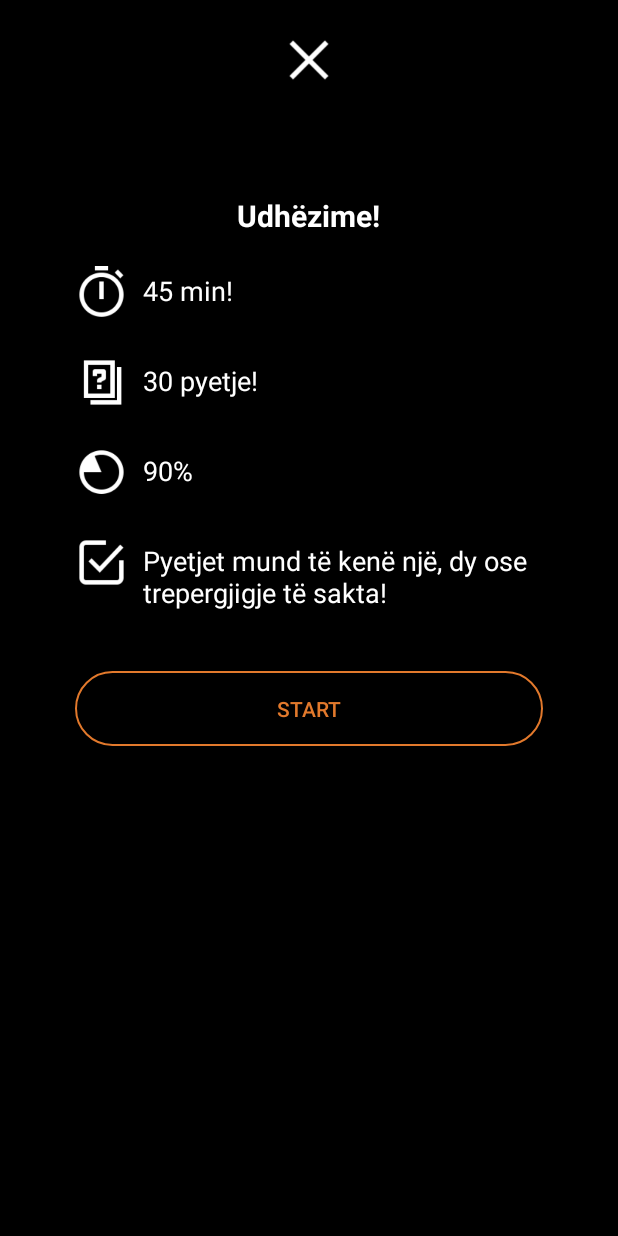
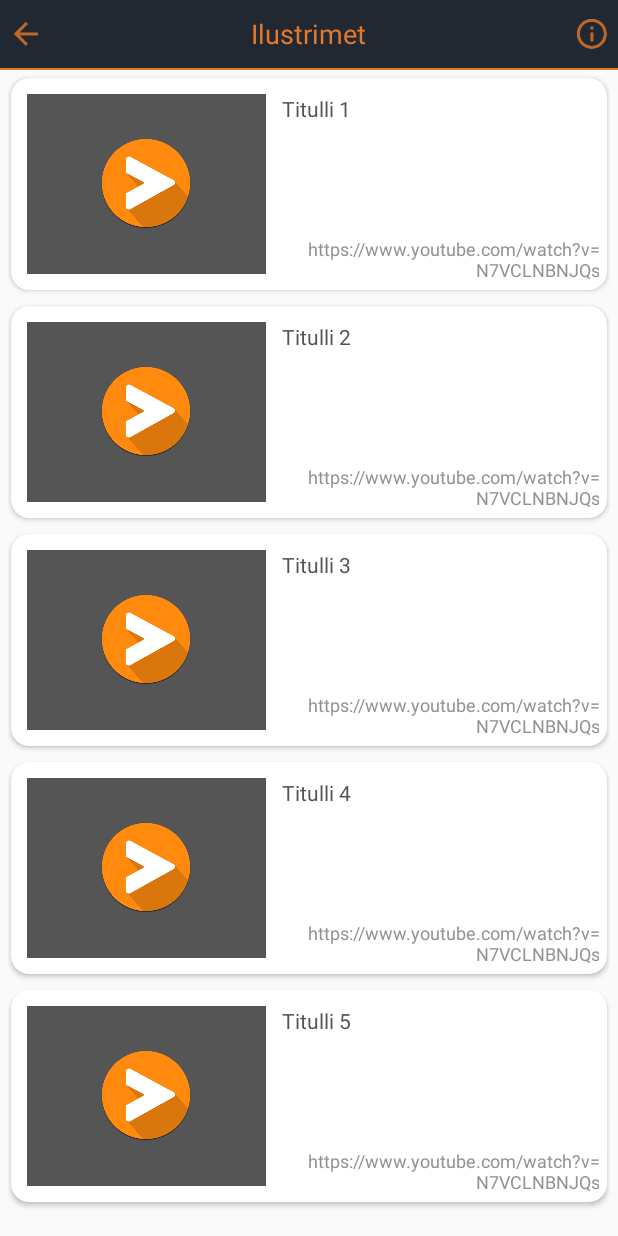
Before and after one commit to grannitsejdiu/Autoshkolla, an Android app: the screen it shows after launch (TestUdhezime_Activity before the commit, Ilustrimet_Activity after it), after a tap on "ILUSTRIMET", on a phone screen of 412 x 824 dp. Run offline under Robolectric (Android 15) with nearby library versions, the phone set to English and light mode, and no system bars; libraries missing offline, so code that uses them is left out: com.loopj.android, cz.msebera.android, junit.framework; 1 statement that could not run was skipped.

Commit message:
Added Ilustrimet_Activity and Edited some bugs in other Activities.

```diff
--- a/app/build.gradle
+++ b/app/build.gradle
@@ -37,6 +37,7 @@ dependencies {
     compile 'com.google.code.gson:gson:2.2.4'
     compile 'com.squareup.picasso:picasso:2.5.2'
     compile 'com.github.mmin18:realtimeblurview:1.0.6'
+    compile 'io.realm:realm-android:0.84.1'
     testCompile 'junit:junit:4.12'
 
 }
--- a/app/src/main/AndroidManifest.xml
+++ b/app/src/main/AndroidManifest.xml
@@ -65,7 +65,10 @@
             android:name=".BlurryBackgrounds_Activities.AlertWindow_Activity"
             android:screenOrientation="portrait"
             android:theme="@style/Theme.Transparent" />
-        <activity android:name=".LaunchActivities.LaunchActivity"></activity>
+        <activity android:name=".LaunchActivities.LaunchActivity" />
+
+        <activity android:name=".Ilustrimet.Ilustrimet_Activity"
+            android:screenOrientation="portrait"/>
     </application>
 
 </manifest>
--- a/app/src/main/java/com/example/admin/autoshkolla/BlurryBackgrounds_Activities/BlurRecyclerView_Activity.java
+++ b/app/src/main/java/com/example/admin/autoshkolla/BlurryBackgrounds_Activities/BlurRecyclerView_Activity.java
@@ -56,6 +56,7 @@ public class BlurRecyclerView_Activity extends AppCompatActivity {
         });
 
         recyclerView= (RecyclerView) findViewById(R.id.recycler_view_Blur);
+        recyclerView.setHasFixedSize(true);
         layoutManager = new LinearLayoutManager(this,LinearLayoutManager.HORIZONTAL,false);
         recyclerView.setLayoutManager(layoutManager);
 
@@ -64,7 +65,7 @@ public class BlurRecyclerView_Activity extends AppCompatActivity {
         Subgroup s = This.groups.get(2).subgroups().get(index);
         int scrollPostion = getIntent().getIntExtra("scrollPosition",0);
 
-        adapter = new BlurRecyclerView_Adapter(s.signs, getApplicationContext());
+        adapter = new BlurRecyclerView_Adapter(s.signs, getApplicationContext(),this);
         recyclerView.setAdapter(adapter);
 
         recyclerView.scrollToPosition(scrollPostion);
--- a/app/src/main/java/com/example/admin/autoshkolla/BlurryBackgrounds_Activities/BlurRecyclerView_Adapter.java
+++ b/app/src/main/java/com/example/admin/autoshkolla/BlurryBackgrounds_Activities/BlurRecyclerView_Adapter.java
@@ -6,6 +6,7 @@ import android.view.LayoutInflater;
 import android.view.View;
 import android.view.ViewGroup;
 import android.widget.ImageView;
+import android.widget.LinearLayout;
 import android.widget.TextView;
 
 import com.example.admin.autoshkolla.Models.Sign;
@@ -20,10 +21,12 @@ public class BlurRecyclerView_Adapter extends RecyclerView.Adapter<BlurRecyclerV
 
     public List<Sign> signs = new ArrayList<>();
     public Context context;
+    BlurRecyclerView_Activity activity;
 
-    public  BlurRecyclerView_Adapter(List<Sign> ss, Context c){
+    public  BlurRecyclerView_Adapter(List<Sign> ss, Context c,BlurRecyclerView_Activity activity){
         signs = ss;
         context = c;
+        this.activity = activity;
     }
     @Override
     public ViewHolder onCreateViewHolder(ViewGroup parent, int viewType) {
@@ -35,15 +38,29 @@ public class BlurRecyclerView_Adapter extends RecyclerView.Adapter<BlurRecyclerV
     @Override
     public void onBindViewHolder(ViewHolder holder, int position) {
         Sign s = signs.get(position);
-        holder.title.setText(s.name);
+        if(holder.title == null){
+            holder.title.setVisibility(View.GONE);
+        }else {
+            holder.title.setText(s.name);
+        }
 
         holder.imageView.setImageResource(R.drawable.imageplaceholder);
-        holder.description.setText(s.description);
+        if(holder.description == null){
+            holder.description.setText(" ");
+        }else {
+            holder.description.setText(s.description);
+        }
+
         if (s.imager != null){
             Picasso.with(context).load(s.imager.getUrl()).into(holder.imageView);
         }
 
-
+        holder.parent.setOnClickListener(new View.OnClickListener() {
+            @Override
+            public void onClick(View view) {
+                activity.onBackPressed();
+            }
+        });
     }
 
     @Override
@@ -52,6 +69,7 @@ public class BlurRecyclerView_Adapter extends RecyclerView.Adapter<BlurRecyclerV
     }
 
     public class ViewHolder extends RecyclerView.ViewHolder {
+        public LinearLayout parent;
         public ImageView imageView;
         public TextView title;
         public TextView description;
@@ -60,6 +78,7 @@ public class BlurRecyclerView_Adapter extends RecyclerView.Adapter<BlurRecyclerV
             imageView = (ImageView) itemView.findViewById(R.id.shenjat_Policit_Image);
             title = (TextView) itemView.findViewById(R.id.shenjat_Policit_Title);
             description = (TextView) itemView.findViewById(R.id.shenjat_Policit_Description);
+            parent = (LinearLayout) itemView.findViewById(R.id.card_view_parent);
         }
     }
 }
--- /dev/null
+++ b/app/src/main/java/com/example/admin/autoshkolla/Ilustrimet/Ilustrimet_Activity.java
@@ -0,0 +1,39 @@
+package com.example.admin.autoshkolla.Ilustrimet;
+
+import android.support.v7.app.AppCompatActivity;
+import android.os.Bundle;
+import android.support.v7.widget.LinearLayoutManager;
+import android.support.v7.widget.RecyclerView;
+import android.view.View;
+import android.widget.Button;
+
+import com.example.admin.autoshkolla.MainActivitiy.Autoshkolla_MainRecyclerAdapter;
+import com.example.admin.autoshkolla.R;
+
+public class Ilustrimet_Activity extends AppCompatActivity {
+    RecyclerView recyclerView;
+    RecyclerView.LayoutManager layoutManager;
+    RecyclerView.Adapter adapter;
+
+    Button backbutton;
+
+    @Override
+    protected void onCreate(Bundle savedInstanceState) {
+        super.onCreate(savedInstanceState);
+        setContentView(R.layout.activity_ilustrimet_);
+
+        recyclerView= (RecyclerView) findViewById(R.id.recyclerView_Ilustrimet);
+        layoutManager = new LinearLayoutManager(this,LinearLayoutManager.VERTICAL,false);
+        recyclerView.setLayoutManager(layoutManager);
+        adapter = new Ilustrimet_RecyclerAdapter();
+        recyclerView.setAdapter(adapter);
+
+        backbutton = (Button) findViewById(R.id.ilustrimet_FormBackButton);
+        backbutton.setOnClickListener(new View.OnClickListener() {
+            @Override
+            public void onClick(View view) {
+                Ilustrimet_Activity.super.onBackPressed();
+            }
+        });
+    }
+}
--- /dev/null
+++ b/app/src/main/java/com/example/admin/autoshkolla/Ilustrimet/Ilustrimet_RecyclerAdapter.java
@@ -0,0 +1,60 @@
+package com.example.admin.autoshkolla.Ilustrimet;
+
+import android.content.Intent;
+import android.net.Uri;
+import android.support.v7.widget.RecyclerView;
+import android.view.LayoutInflater;
+import android.view.View;
+import android.view.ViewGroup;
+import android.widget.ImageView;
+import android.widget.TextView;
+
+import com.example.admin.autoshkolla.R;
+
+
+public class Ilustrimet_RecyclerAdapter extends RecyclerView.Adapter<Ilustrimet_RecyclerAdapter.ViewHolder> {
+
+    private String[] title = {"Titulli 1", "Titulli 2","Titulli 3","Titulli 4","Titulli 5"};
+
+    @Override
+    public ViewHolder onCreateViewHolder(ViewGroup parent, int viewType) {
+        View view = LayoutInflater.from(parent.getContext()).inflate(R.layout.cardview_ilustrimet, parent,false);
+        Ilustrimet_RecyclerAdapter.ViewHolder ilustrimetViewHolder =
+                new Ilustrimet_RecyclerAdapter.ViewHolder(view);
+        return ilustrimetViewHolder;
+    }
+
+    @Override
+    public void onBindViewHolder(ViewHolder holder, int position) {
+        holder.cardviewItemTitle.setText(title[position]);
+        holder.getCardviewItemDescription.setText("https://www.youtube.com/watch?v=N7VCLNBNJQs");
+        holder.cardviewItemImage.setImageResource(R.color.titleColor);
+    }
+
+    @Override
+    public int getItemCount() {
+        return title.length;
+    }
+
+    public class ViewHolder extends RecyclerView.ViewHolder {
+        public ImageView cardviewItemImage;
+        public TextView cardviewItemTitle;
+        public TextView getCardviewItemDescription;
+
+        public ViewHolder(View itemView) {
+            super(itemView);
+
+            cardviewItemImage = (ImageView) itemView.findViewById(R.id.ilustrimet_Image);
+            cardviewItemTitle = (TextView) itemView.findViewById(R.id.ilustrimet_Title);
+            getCardviewItemDescription = (TextView) itemView.findViewById(R.id.ilustrimet_Description);
+
+            itemView.setOnClickListener(new View.OnClickListener() {
+                @Override
+                public void onClick(View view) {
+                   view.getContext().startActivity(new Intent(Intent.ACTION_VIEW,
+                           Uri.parse("https://www.youtube.com/watch?v=N7VCLNBNJQs")));
+                }
+            });
+        }
+    }
+}
--- a/app/src/main/java/com/example/admin/autoshkolla/MainActivitiy/Autoshkolla_MainActivity.java
+++ b/app/src/main/java/com/example/admin/autoshkolla/MainActivitiy/Autoshkolla_MainActivity.java
@@ -1,5 +1,7 @@
 package com.example.admin.autoshkolla.MainActivitiy;
 
+import android.content.Context;
+import android.content.SharedPreferences;
 import android.support.v7.app.AppCompatActivity;
 import android.os.Bundle;
 import android.support.v7.widget.LinearLayoutManager;
@@ -19,6 +21,8 @@ import com.example.admin.autoshkolla.ServiceLayer.AllLayer;
 import com.example.admin.autoshkolla.ServiceLayer.ExamsLayer;
 import com.example.admin.autoshkolla.ServiceLayer.GroupsLayer;
 import com.example.admin.autoshkolla.ServiceLayer.ResponseData;
+import com.google.gson.Gson;
+import com.google.gson.reflect.TypeToken;
 
 import org.json.JSONArray;
 import org.json.JSONException;
@@ -67,6 +71,7 @@ public class Autoshkolla_MainActivity extends AppCompatActivity {
             }
         });
 
+
         recyclerView= (RecyclerView) findViewById(R.id.recyclerViewMain);
         layoutManager = new LinearLayoutManager(this,LinearLayoutManager.VERTICAL,false);
         recyclerView.setLayoutManager(layoutManager);
--- a/app/src/main/java/com/example/admin/autoshkolla/MainActivitiy/Autoshkolla_MainRecyclerAdapter.java
+++ b/app/src/main/java/com/example/admin/autoshkolla/MainActivitiy/Autoshkolla_MainRecyclerAdapter.java
@@ -10,6 +10,7 @@ import android.widget.TextView;
 
 import com.example.admin.autoshkolla.BlurryBackgrounds_Activities.AlertWindow_Activity;
 import com.example.admin.autoshkolla.BlurryBackgrounds_Activities.TestUdhezime_Activity;
+import com.example.admin.autoshkolla.Ilustrimet.Ilustrimet_Activity;
 import com.example.admin.autoshkolla.Ligjeratat.Ligjeratat_Activity;
 import com.example.admin.autoshkolla.Ligjeratat.Ligjeratat_RecyclerAdapter;
 import com.example.admin.autoshkolla.Nocionet.Nocionet_Activity;
@@ -89,7 +90,7 @@ public class Autoshkolla_MainRecyclerAdapter extends RecyclerView.Adapter<Autosh
                             view.getContext().startActivity(intent3);
                             break;
                         case 3:
-                            Intent intent4 = new Intent(view.getContext().getApplicationContext(), TestUdhezime_Activity.class);
+                            Intent intent4 = new Intent(view.getContext().getApplicationContext(), Ilustrimet_Activity.class);
                             view.getContext().startActivity(intent4);
                             break;
                         case 4:
--- a/app/src/main/java/com/example/admin/autoshkolla/Nocionet/Nocionet_RecyclerAdapter.java
+++ b/app/src/main/java/com/example/admin/autoshkolla/Nocionet/Nocionet_RecyclerAdapter.java
@@ -45,14 +45,13 @@ public class Nocionet_RecyclerAdapter extends RecyclerView.Adapter<Nocionet_Recy
         holder.nocionet_DescriptionTitle.setText(s.name);
         holder.nocionet_Description.setText(s.description);
 
-        holder.nocionet_Image.setImageResource(R.drawable.imageplaceholder);
+        holder.nocionet_Image.setVisibility(View.GONE);
 
         if ((s.imager != null) && (!s.imager.link.equals("")))
         {
+            holder.nocionet_Image.setVisibility(View.VISIBLE);
             Picasso.with(context).load(s.imager.getUrl()).into(holder.nocionet_Image);
         }
-
-
     }
 
     @Override
--- a/app/src/main/res/layout/activity_blur_recycler_view_.xml
+++ b/app/src/main/res/layout/activity_blur_recycler_view_.xml
@@ -22,7 +22,8 @@
         android:layout_marginEnd="5dp"
         android:layout_centerVertical="true"
         android:layout_width="match_parent"
-        android:layout_height="wrap_content"
+        android:layout_height="match_parent"
+        android:layout_below="@+id/backButtonBlurRecyclerView"
         android:orientation="horizontal" />
 
 
--- /dev/null
+++ b/app/src/main/res/layout/activity_ilustrimet_.xml
@@ -0,0 +1,79 @@
+<?xml version="1.0" encoding="utf-8"?>
+<RelativeLayout xmlns:android="http://schemas.android.com/apk/res/android"
+    xmlns:tools="http://schemas.android.com/tools"
+    xmlns:app="http://schemas.android.com/apk/res-auto"
+    android:id="@+id/nocionet_horizontal"
+    android:layout_width="match_parent"
+    android:layout_height="match_parent"
+    tools:context="com.example.admin.autoshkolla.SinjalizimiHorizontal.SinjalizimiHorizontalActivity">
+
+    <RelativeLayout
+        android:id="@+id/ilustrimet_FormToolbar"
+        android:layout_width="match_parent"
+        android:layout_height="45dp">
+
+        <android.support.v7.widget.Toolbar
+            android:background="@color/toolbarColor"
+            android:title="@string/app_name"
+            android:layout_width="match_parent"
+            android:layout_height="45dp">
+
+        </android.support.v7.widget.Toolbar>
+        <Button
+            android:id="@+id/ilustrimet_FormBackButton"
+            android:layout_width="24dp"
+            android:layout_height="24dp"
+            android:layout_marginLeft="5dp"
+            android:layout_marginStart="5dp"
+            android:layout_centerVertical="true"
+            android:background="@drawable/backbutton"
+            />
+
+        <Button
+            android:id="@+id/ilustrimet_FormInfo"
+            android:layout_width="24dp"
+            android:layout_height="24dp"
+            android:layout_marginRight="5dp"
+            android:layout_marginEnd="5dp"
+            android:layout_centerVertical="true"
+            android:layout_alignParentRight="true"
+            android:layout_alignParentEnd="true"
+            android:background="@drawable/image_info"
+            />
+
+        <TextView
+            android:id="@+id/ilustrimet_FormTitle"
+            android:layout_width="wrap_content"
+            android:layout_height="wrap_content"
+            android:layout_centerHorizontal="true"
+            android:layout_centerVertical="true"
+            android:layout_marginTop="5dp"
+            android:textColor="#E2792C"
+            android:text="Ilustrimet"
+            android:textSize="18sp" />
+    </RelativeLayout>
+    <View
+        android:id="@+id/ilustrimet_lineId_Form"
+        android:layout_below="@id/ilustrimet_FormToolbar"
+        android:layout_width="match_parent"
+        android:layout_height="1.5dp"
+        android:background="@color/colorAccent"/>
+
+    <android.support.design.widget.CoordinatorLayout
+        xmlns:android="http://schemas.android.com/apk/res/android"
+        xmlns:tools="http://schemas.android.com/tools"
+        xmlns:app="http://schemas.android.com/apk/res-auto"
+        android:layout_width="match_parent"
+        android:layout_height="match_parent"
+        tools:context="com.example.admin.autoshkolla.Testet.TestFormActivity"/>
+
+    <android.support.v7.widget.RecyclerView
+        android:layout_below="@id/ilustrimet_lineId_Form"
+        android:id="@+id/recyclerView_Ilustrimet"
+        android:paddingStart="5dp"
+        android:paddingEnd="5dp"
+        android:layout_width="match_parent"
+        android:layout_height="match_parent"
+        app:layout_behavior="@string/appbar_scrolling_view_behavior">
+    </android.support.v7.widget.RecyclerView>
+</RelativeLayout>
--- /dev/null
+++ b/app/src/main/res/layout/cardview_ilustrimet.xml
@@ -0,0 +1,74 @@
+<?xml version="1.0" encoding="utf-8"?>
+<android.support.v7.widget.CardView android:id="@+id/card_view"
+    xmlns:android="http://schemas.android.com/apk/res/android"
+    android:layout_width="match_parent"
+    android:layout_height="wrap_content"
+    xmlns:card_view="http://schemas.android.com/apk/res-auto"
+    android:layout_marginTop="5dp"
+    android:layout_marginBottom="5dp"
+    android:layout_marginStart="2dp"
+    android:layout_marginEnd="2dp"
+    android:paddingBottom="5dp"
+    card_view:cardCornerRadius="12dp"
+    card_view:cardBackgroundColor="#FFFFFF"
+    android:clickable="true"
+    xmlns:app="http://schemas.android.com/tools">
+
+    <LinearLayout
+        android:layout_width="match_parent"
+        android:layout_height="match_parent"
+        android:padding="5dp"
+        android:orientation="horizontal">
+
+        <RelativeLayout
+            android:layout_width="170dp"
+            android:layout_height="wrap_content">
+
+        <ImageView
+            android:id="@+id/ilustrimet_Image"
+            android:layout_margin="5dp"
+            android:layout_width="match_parent"
+            android:layout_height="120dp" />
+
+        <ImageView
+            android:id="@+id/ilustrimet_PlayImage"
+            android:layout_marginTop="5dp"
+            android:layout_width="60dp"
+            android:layout_height="60dp"
+            android:layout_centerVertical="true"
+            android:layout_centerHorizontal="true"
+            android:src="@drawable/play"/>
+        </RelativeLayout>
+
+        <RelativeLayout
+            android:layout_width="match_parent"
+            android:layout_height="match_parent"
+            android:layout_marginLeft="5dp"
+            android:layout_marginStart="5dp">
+
+        <TextView
+            android:id="@+id/ilustrimet_Title"
+            android:layout_marginTop="5dp"
+            android:layout_width="match_parent"
+            android:layout_height="wrap_content"
+            android:textSize="14sp"
+            android:textColor="@color/titleColor"
+            />
+
+        <TextView
+            android:id="@+id/ilustrimet_Description"
+            android:textColor="@color/decsriptionColor"
+            android:layout_alignParentBottom="true"
+            android:layout_alignParentEnd="true"
+            android:layout_alignParentRight="true"
+            android:textAlignment="textEnd"
+            android:gravity="end"
+            android:layout_width="match_parent"
+            android:layout_height="wrap_content"
+            android:textSize="12sp"/>
+
+        </RelativeLayout>
+
+    </LinearLayout>
+
+</android.support.v7.widget.CardView>
--- a/app/src/main/res/layout/cardview_shenjat_policit.xml
+++ b/app/src/main/res/layout/cardview_shenjat_policit.xml
@@ -1,9 +1,15 @@
 <?xml version="1.0" encoding="utf-8"?>
+<LinearLayout android:layout_width="match_parent"
+    android:layout_height="match_parent"
+    android:id="@+id/card_view_parent"
+    xmlns:android="http://schemas.android.com/apk/res/android"
+    xmlns:card_view="http://schemas.android.com/apk/res-auto"
+    android:gravity="center_vertical"
+    android:background="@android:color/transparent"
+    android:orientation="vertical">
 <android.support.v7.widget.CardView android:id="@+id/card_view"
-    xmlns:android="http://schemas.android.com/apk/res/android"
     android:layout_width="match_parent"
     android:layout_height="wrap_content"
-    xmlns:card_view="http://schemas.android.com/apk/res-auto"
     android:layout_marginTop="2dp"
     android:layout_marginBottom="5dp"
     android:layout_marginStart="2dp"
@@ -46,3 +52,4 @@
     </LinearLayout>
 
 </android.support.v7.widget.CardView>
+</LinearLayout>
```
Also changed, not shown: app/src/main/res/drawable/play.png (added).
